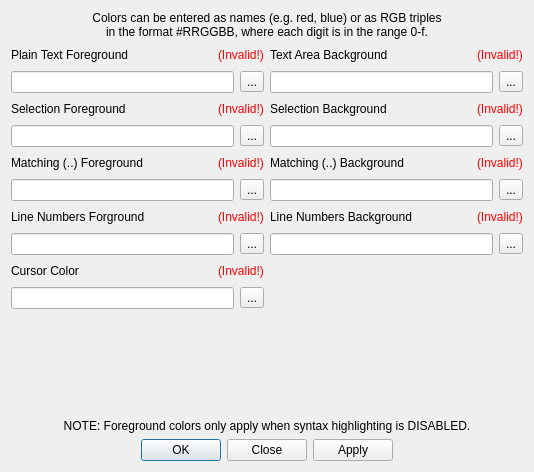
The window that src/DialogColors.ui (eteran/nedit-ng) describes before a commit, drawn with Qt 5.
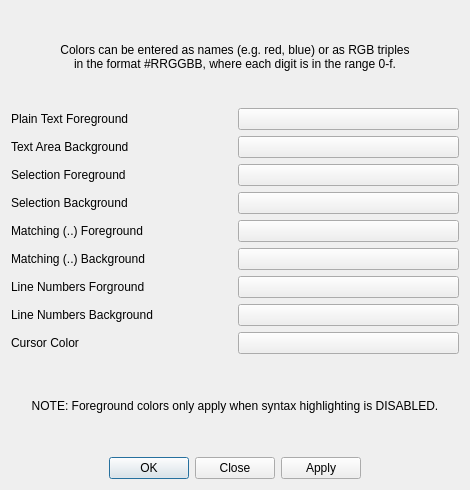
The same window after the commit.

Commit message: working on simplifying the color dialog, there is probably room for improvement. But this is far better than asking users to type in color names

Patch:
```diff
--- a/src/DialogColors.ui
+++ b/src/DialogColors.ui
@@ -6,14 +6,14 @@
    <rect>
     <x>0</x>
     <y>0</y>
-    <width>534</width>
-    <height>472</height>
+    <width>470</width>
+    <height>490</height>
    </rect>
   </property>
   <property name="windowTitle">
    <string>Colors</string>
   </property>
-  <layout class="QVBoxLayout" name="verticalLayout_3">
+  <layout class="QVBoxLayout" name="verticalLayout">
    <item>
     <widget class="QLabel" name="label">
      <property name="text">
@@ -26,778 +26,128 @@
     </widget>
    </item>
    <item>
-    <layout class="QHBoxLayout" name="horizontalLayout_19">
+    <layout class="QHBoxLayout" name="horizontalLayout">
      <item>
-      <layout class="QVBoxLayout" name="verticalLayout_2">
-       <item>
-        <layout class="QHBoxLayout" name="horizontalLayout">
-         <item>
-          <widget class="QLabel" name="label_3">
-           <property name="text">
-            <string>Plain Text Foreground</string>
-           </property>
-          </widget>
-         </item>
-         <item>
-          <spacer name="horizontalSpacer">
-           <property name="orientation">
-            <enum>Qt::Horizontal</enum>
-           </property>
-           <property name="sizeHint" stdset="0">
-            <size>
-             <width>40</width>
-             <height>20</height>
-            </size>
-           </property>
-          </spacer>
-         </item>
-         <item>
-          <widget class="QLabel" name="labelErrorFG">
-           <property name="palette">
-            <palette>
-             <active>
-              <colorrole role="WindowText">
-               <brush brushstyle="SolidPattern">
-                <color alpha="255">
-                 <red>255</red>
-                 <green>0</green>
-                 <blue>0</blue>
-                </color>
-               </brush>
-              </colorrole>
-             </active>
-             <inactive>
-              <colorrole role="WindowText">
-               <brush brushstyle="SolidPattern">
-                <color alpha="255">
-                 <red>255</red>
-                 <green>0</green>
-                 <blue>0</blue>
-                </color>
-               </brush>
-              </colorrole>
-             </inactive>
-             <disabled>
-              <colorrole role="WindowText">
-               <brush brushstyle="SolidPattern">
-                <color alpha="255">
-                 <red>165</red>
-                 <green>167</green>
-                 <blue>169</blue>
-                </color>
-               </brush>
-              </colorrole>
-             </disabled>
-            </palette>
-           </property>
-           <property name="text">
-            <string>(Invalid!)</string>
-           </property>
-          </widget>
-         </item>
-        </layout>
-       </item>
-       <item>
-        <layout class="QHBoxLayout" name="horizontalLayout_9">
-         <item>
-          <widget class="QLineEdit" name="editFG"/>
-         </item>
-         <item>
-          <widget class="QToolButton" name="buttonFG">
-           <property name="text">
-            <string>...</string>
-           </property>
-          </widget>
-         </item>
-        </layout>
-       </item>
-       <item>
-        <layout class="QHBoxLayout" name="horizontalLayout_2">
-         <item>
-          <widget class="QLabel" name="label_4">
-           <property name="text">
-            <string>Selection Foreground</string>
-           </property>
-          </widget>
-         </item>
-         <item>
-          <spacer name="horizontalSpacer_2">
-           <property name="orientation">
-            <enum>Qt::Horizontal</enum>
-           </property>
-           <property name="sizeHint" stdset="0">
-            <size>
-             <width>40</width>
-             <height>20</height>
-            </size>
-           </property>
-          </spacer>
-         </item>
-         <item>
-          <widget class="QLabel" name="labelErrorSelectionFG">
-           <property name="palette">
-            <palette>
-             <active>
-              <colorrole role="WindowText">
-               <brush brushstyle="SolidPattern">
-                <color alpha="255">
-                 <red>255</red>
-                 <green>0</green>
-                 <blue>0</blue>
-                </color>
-               </brush>
-              </colorrole>
-             </active>
-             <inactive>
-              <colorrole role="WindowText">
-               <brush brushstyle="SolidPattern">
-                <color alpha="255">
-                 <red>255</red>
-                 <green>0</green>
-                 <blue>0</blue>
-                </color>
-               </brush>
-              </colorrole>
-             </inactive>
-             <disabled>
-              <colorrole role="WindowText">
-               <brush brushstyle="SolidPattern">
-                <color alpha="255">
-                 <red>165</red>
-                 <green>167</green>
-                 <blue>169</blue>
-                </color>
-               </brush>
-              </colorrole>
-             </disabled>
-            </palette>
-           </property>
-           <property name="text">
-            <string>(Invalid!)</string>
-           </property>
-          </widget>
-         </item>
-        </layout>
-       </item>
-       <item>
-        <layout class="QHBoxLayout" name="horizontalLayout_10">
-         <item>
-          <widget class="QLineEdit" name="editSelectionFG"/>
-         </item>
-         <item>
-          <widget class="QToolButton" name="buttonSelectionFG">
-           <property name="text">
-            <string>...</string>
-           </property>
-          </widget>
-         </item>
-        </layout>
-       </item>
-       <item>
-        <layout class="QHBoxLayout" name="horizontalLayout_18">
-         <item>
-          <widget class="QLabel" name="label_5">
-           <property name="text">
-            <string>Matching (..) Foreground</string>
-           </property>
-          </widget>
-         </item>
-         <item>
-          <spacer name="horizontalSpacer_3">
-           <property name="orientation">
-            <enum>Qt::Horizontal</enum>
-           </property>
-           <property name="sizeHint" stdset="0">
-            <size>
-             <width>40</width>
-             <height>20</height>
-            </size>
-           </property>
-          </spacer>
-         </item>
-         <item>
-          <widget class="QLabel" name="labelErrorMatchFG">
-           <property name="palette">
-            <palette>
-             <active>
-              <colorrole role="WindowText">
-               <brush brushstyle="SolidPattern">
-                <color alpha="255">
-                 <red>255</red>
-                 <green>0</green>
-                 <blue>0</blue>
-                </color>
-               </brush>
-              </colorrole>
-             </active>
-             <inactive>
-              <colorrole role="WindowText">
-               <brush brushstyle="SolidPattern">
-                <color alpha="255">
-                 <red>255</red>
-                 <green>0</green>
-                 <blue>0</blue>
-                </color>
-               </brush>
-              </colorrole>
-             </inactive>
-             <disabled>
-              <colorrole role="WindowText">
-               <brush brushstyle="SolidPattern">
-                <color alpha="255">
-                 <red>165</red>
-                 <green>167</green>
-                 <blue>169</blue>
-                </color>
-               </brush>
-              </colorrole>
-             </disabled>
-            </palette>
-           </property>
-           <property name="text">
-            <string>(Invalid!)</string>
-           </property>
-          </widget>
-         </item>
-        </layout>
-       </item>
-       <item>
-        <layout class="QHBoxLayout" name="horizontalLayout_11">
-         <item>
-          <widget class="QLineEdit" name="editMatchFG"/>
-         </item>
-         <item>
-          <widget class="QToolButton" name="buttonMatchFG">
-           <property name="text">
-            <string>...</string>
-           </property>
-          </widget>
-         </item>
-        </layout>
-       </item>
-       <item>
-        <layout class="QHBoxLayout" name="horizontalLayout_4">
-         <item>
-          <widget class="QLabel" name="label_6">
-           <property name="text">
-            <string>Line Numbers Forground</string>
-           </property>
-          </widget>
-         </item>
-         <item>
-          <spacer name="horizontalSpacer_4">
-           <property name="orientation">
-            <enum>Qt::Horizontal</enum>
-           </property>
-           <property name="sizeHint" stdset="0">
-            <size>
-             <width>40</width>
-             <height>20</height>
-            </size>
-           </property>
-          </spacer>
-         </item>
-         <item>
-          <widget class="QLabel" name="labelErrorLineNumbersFG">
-           <property name="palette">
-            <palette>
-             <active>
-              <colorrole role="WindowText">
-               <brush brushstyle="SolidPattern">
-                <color alpha="255">
-                 <red>255</red>
-                 <green>0</green>
-                 <blue>0</blue>
-                </color>
-               </brush>
-              </colorrole>
-             </active>
-             <inactive>
-              <colorrole role="WindowText">
-               <brush brushstyle="SolidPattern">
-                <color alpha="255">
-                 <red>255</red>
-                 <green>0</green>
-                 <blue>0</blue>
-                </color>
-               </brush>
-              </colorrole>
-             </inactive>
-             <disabled>
-              <colorrole role="WindowText">
-               <brush brushstyle="SolidPattern">
-                <color alpha="255">
-                 <red>165</red>
-                 <green>167</green>
-                 <blue>169</blue>
-                </color>
-               </brush>
-              </colorrole>
-             </disabled>
-            </palette>
-           </property>
-           <property name="text">
-            <string>(Invalid!)</string>
-           </property>
-          </widget>
-         </item>
-        </layout>
-       </item>
-       <item>
-        <layout class="QHBoxLayout" name="horizontalLayout_12">
-         <item>
-          <widget class="QLineEdit" name="editLineNumbersFG"/>
-         </item>
-         <item>
-          <widget class="QToolButton" name="buttonLineNumbersFG">
-           <property name="text">
-            <string>...</string>
-           </property>
-          </widget>
-         </item>
-        </layout>
-       </item>
-       <item>
-        <layout class="QHBoxLayout" name="horizontalLayout_8">
-         <item>
-          <widget class="QLabel" name="label_8">
-           <property name="text">
-            <string>Cursor Color</string>
-           </property>
-          </widget>
-         </item>
-         <item>
-          <spacer name="horizontalSpacer_5">
-           <property name="orientation">
-            <enum>Qt::Horizontal</enum>
-           </property>
-           <property name="sizeHint" stdset="0">
-            <size>
-             <width>40</width>
-             <height>20</height>
-            </size>
-           </property>
-          </spacer>
-         </item>
-         <item>
-          <widget class="QLabel" name="labelErrorCursor">
-           <property name="palette">
-            <palette>
-             <active>
-              <colorrole role="WindowText">
-               <brush brushstyle="SolidPattern">
-                <color alpha="255">
-                 <red>255</red>
-                 <green>0</green>
-                 <blue>0</blue>
-                </color>
-               </brush>
-              </colorrole>
-             </active>
-             <inactive>
-              <colorrole role="WindowText">
-               <brush brushstyle="SolidPattern">
-                <color alpha="255">
-                 <red>255</red>
-                 <green>0</green>
-                 <blue>0</blue>
-                </color>
-               </brush>
-              </colorrole>
-             </inactive>
-             <disabled>
-              <colorrole role="WindowText">
-               <brush brushstyle="SolidPattern">
-                <color alpha="255">
-                 <red>165</red>
-                 <green>167</green>
-                 <blue>169</blue>
-                </color>
-               </brush>
-              </colorrole>
-             </disabled>
-            </palette>
-           </property>
-           <property name="text">
-            <string>(Invalid!)</string>
-           </property>
-          </widget>
-         </item>
-        </layout>
-       </item>
-       <item>
-        <layout class="QHBoxLayout" name="horizontalLayout_13">
-         <item>
-          <widget class="QLineEdit" name="editCursor"/>
-         </item>
-         <item>
-          <widget class="QToolButton" name="buttonCursor">
-           <property name="text">
-            <string>...</string>
-           </property>
-          </widget>
-         </item>
-        </layout>
-       </item>
-       <item>
-        <spacer name="verticalSpacer_2">
-         <property name="orientation">
-          <enum>Qt::Vertical</enum>
-         </property>
-         <property name="sizeHint" stdset="0">
-          <size>
-           <width>20</width>
-           <height>40</height>
-          </size>
-         </property>
-        </spacer>
-       </item>
-      </layout>
+      <widget class="QLabel" name="label_3">
+       <property name="text">
+        <string>Plain Text Foreground</string>
+       </property>
+      </widget>
      </item>
      <item>
-      <layout class="QVBoxLayout" name="verticalLayout">
-       <item>
-        <layout class="QHBoxLayout" name="horizontalLayout_5">
-         <item>
-          <widget class="QLabel" name="label_9">
-           <property name="text">
-            <string>Text Area Background</string>
-           </property>
-          </widget>
-         </item>
-         <item>
-          <spacer name="horizontalSpacer_8">
-           <property name="orientation">
-            <enum>Qt::Horizontal</enum>
-           </property>
-           <property name="sizeHint" stdset="0">
-            <size>
-             <width>40</width>
-             <height>20</height>
-            </size>
-           </property>
-          </spacer>
-         </item>
-         <item>
-          <widget class="QLabel" name="labelErrorBG">
-           <property name="palette">
-            <palette>
-             <active>
-              <colorrole role="WindowText">
-               <brush brushstyle="SolidPattern">
-                <color alpha="255">
-                 <red>255</red>
-                 <green>0</green>
-                 <blue>0</blue>
-                </color>
-               </brush>
-              </colorrole>
-             </active>
-             <inactive>
-              <colorrole role="WindowText">
-               <brush brushstyle="SolidPattern">
-                <color alpha="255">
-                 <red>255</red>
-                 <green>0</green>
-                 <blue>0</blue>
-                </color>
-               </brush>
-              </colorrole>
-             </inactive>
-             <disabled>
-              <colorrole role="WindowText">
-               <brush brushstyle="SolidPattern">
-                <color alpha="255">
-                 <red>165</red>
-                 <green>167</green>
-                 <blue>169</blue>
-                </color>
-               </brush>
-              </colorrole>
-             </disabled>
-            </palette>
-           </property>
-           <property name="text">
-            <string>(Invalid!)</string>
-           </property>
-          </widget>
-         </item>
-        </layout>
-       </item>
-       <item>
-        <layout class="QHBoxLayout" name="horizontalLayout_16">
-         <item>
-          <widget class="QLineEdit" name="editBG"/>
-         </item>
-         <item>
-          <widget class="QToolButton" name="buttonBG">
-           <property name="text">
-            <string>...</string>
-           </property>
-          </widget>
-         </item>
-        </layout>
-       </item>
-       <item>
-        <layout class="QHBoxLayout" name="horizontalLayout_6">
-         <item>
-          <widget class="QLabel" name="label_10">
-           <property name="text">
-            <string>Selection Background</string>
-           </property>
-          </widget>
-         </item>
-         <item>
-          <spacer name="horizontalSpacer_7">
-           <property name="orientation">
-            <enum>Qt::Horizontal</enum>
-           </property>
-           <property name="sizeHint" stdset="0">
-            <size>
-             <width>40</width>
-             <height>20</height>
-            </size>
-           </property>
-          </spacer>
-         </item>
-         <item>
-          <widget class="QLabel" name="labelErrorSelectionBG">
-           <property name="palette">
-            <palette>
-             <active>
-              <colorrole role="WindowText">
-               <brush brushstyle="SolidPattern">
-                <color alpha="255">
-                 <red>255</red>
-                 <green>0</green>
-                 <blue>0</blue>
-                </color>
-               </brush>
-              </colorrole>
-             </active>
-             <inactive>
-              <colorrole role="WindowText">
-               <brush brushstyle="SolidPattern">
-                <color alpha="255">
-                 <red>255</red>
-                 <green>0</green>
-                 <blue>0</blue>
-                </color>
-               </brush>
-              </colorrole>
-             </inactive>
-             <disabled>
-              <colorrole role="WindowText">
-               <brush brushstyle="SolidPattern">
-                <color alpha="255">
-                 <red>165</red>
-                 <green>167</green>
-                 <blue>169</blue>
-                </color>
-               </brush>
-              </colorrole>
-             </disabled>
-            </palette>
-           </property>
-           <property name="text">
-            <string>(Invalid!)</string>
-           </property>
-          </widget>
-         </item>
-        </layout>
-       </item>
-       <item>
-        <layout class="QHBoxLayout" name="horizontalLayout_15">
-         <item>
-          <widget class="QLineEdit" name="editSelectionBG"/>
-         </item>
-         <item>
-          <widget class="QToolButton" name="buttonSelectionBG">
-           <property name="text">
-            <string>...</string>
-           </property>
-          </widget>
-         </item>
-        </layout>
-       </item>
-       <item>
-        <layout class="QHBoxLayout" name="horizontalLayout_7">
-         <item>
-          <widget class="QLabel" name="label_7">
-           <property name="text">
-            <string>Matching (..) Background</string>
-           </property>
-          </widget>
-         </item>
-         <item>
-          <spacer name="horizontalSpacer_6">
-           <property name="orientation">
-            <enum>Qt::Horizontal</enum>
-           </property>
-           <property name="sizeHint" stdset="0">
-            <size>
-             <width>40</width>
-             <height>20</height>
-            </size>
-           </property>
-          </spacer>
-         </item>
-         <item>
-          <widget class="QLabel" name="labelErrorMatchBG">
-           <property name="palette">
-            <palette>
-             <active>
-              <colorrole role="WindowText">
-               <brush brushstyle="SolidPattern">
-                <color alpha="255">
-                 <red>255</red>
-                 <green>0</green>
-                 <blue>0</blue>
-                </color>
-               </brush>
-              </colorrole>
-             </active>
-             <inactive>
-              <colorrole role="WindowText">
-               <brush brushstyle="SolidPattern">
-                <color alpha="255">
-                 <red>255</red>
-                 <green>0</green>
-                 <blue>0</blue>
-                </color>
-               </brush>
-              </colorrole>
-             </inactive>
-             <disabled>
-              <colorrole role="WindowText">
-               <brush brushstyle="SolidPattern">
-                <color alpha="255">
-                 <red>165</red>
-                 <green>167</green>
-                 <blue>169</blue>
-                </color>
-               </brush>
-              </colorrole>
-             </disabled>
-            </palette>
-           </property>
-           <property name="text">
-            <string>(Invalid!)</string>
-           </property>
-          </widget>
-         </item>
-        </layout>
-       </item>
-       <item>
-        <layout class="QHBoxLayout" name="horizontalLayout_3">
-         <item>
-          <widget class="QLineEdit" name="editMatchBG"/>
-         </item>
-         <item>
-          <widget class="QToolButton" name="buttonMatchBG">
-           <property name="text">
-            <string>...</string>
-           </property>
-          </widget>
-         </item>
-        </layout>
-       </item>
-       <item>
-        <layout class="QHBoxLayout" name="horizontalLayout_17">
-         <item>
-          <widget class="QLabel" name="label_11">
-           <property name="text">
-            <string>Line Numbers Background</string>
-           </property>
-          </widget>
-         </item>
-         <item>
-          <spacer name="horizontalSpacer_9">
-           <property name="orientation">
-            <enum>Qt::Horizontal</enum>
-           </property>
-           <property name="sizeHint" stdset="0">
-            <size>
-             <width>40</width>
-             <height>20</height>
-            </size>
-           </property>
-          </spacer>
-         </item>
-         <item>
-          <widget class="QLabel" name="labelErrorLineNumbersBG">
-           <property name="palette">
-            <palette>
-             <active>
-              <colorrole role="WindowText">
-               <brush brushstyle="SolidPattern">
-                <color alpha="255">
-                 <red>255</red>
-                 <green>0</green>
-                 <blue>0</blue>
-                </color>
-               </brush>
-              </colorrole>
-             </active>
-             <inactive>
-              <colorrole role="WindowText">
-               <brush brushstyle="SolidPattern">
-                <color alpha="255">
-                 <red>255</red>
-                 <green>0</green>
-                 <blue>0</blue>
-                </color>
-               </brush>
-              </colorrole>
-             </inactive>
-             <disabled>
-              <colorrole role="WindowText">
-               <brush brushstyle="SolidPattern">
-                <color alpha="255">
-                 <red>165</red>
-                 <green>167</green>
-                 <blue>169</blue>
-                </color>
-               </brush>
-              </colorrole>
-             </disabled>
-            </palette>
-           </property>
-           <property name="text">
-            <string>(Invalid!)</string>
-           </property>
-          </widget>
-         </item>
-        </layout>
-       </item>
-       <item>
-        <layout class="QHBoxLayout" name="horizontalLayout_14">
-         <item>
-          <widget class="QLineEdit" name="editLineNumbersBG"/>
-         </item>
-         <item>
-          <widget class="QToolButton" name="buttonLineNumbersBG">
-           <property name="text">
-            <string>...</string>
-           </property>
-          </widget>
-         </item>
-        </layout>
-       </item>
-       <item>
-        <spacer name="verticalSpacer">
-         <property name="orientation">
-          <enum>Qt::Vertical</enum>
-         </property>
-         <property name="sizeHint" stdset="0">
-          <size>
-           <width>20</width>
-           <height>40</height>
-          </size>
-         </property>
-        </spacer>
-       </item>
-      </layout>
+      <widget class="QPushButton" name="pushButtonFG"/>
+     </item>
+    </layout>
+   </item>
+   <item>
+    <layout class="QHBoxLayout" name="horizontalLayout_2">
+     <item>
+      <widget class="QLabel" name="label_9">
+       <property name="text">
+        <string>Text Area Background</string>
+       </property>
+      </widget>
+     </item>
+     <item>
+      <widget class="QPushButton" name="pushButtonBG"/>
+     </item>
+    </layout>
+   </item>
+   <item>
+    <layout class="QHBoxLayout" name="horizontalLayout_3">
+     <item>
+      <widget class="QLabel" name="label_4">
+       <property name="text">
+        <string>Selection Foreground</string>
+       </property>
+      </widget>
+     </item>
+     <item>
+      <widget class="QPushButton" name="pushButtonSelectionFG"/>
+     </item>
+    </layout>
+   </item>
+   <item>
+    <layout class="QHBoxLayout" name="horizontalLayout_4">
+     <item>
+      <widget class="QLabel" name="label_10">
+       <property name="text">
+        <string>Selection Background</string>
+       </property>
+      </widget>
+     </item>
+     <item>
+      <widget class="QPushButton" name="pushButtonSelectionBG"/>
+     </item>
+    </layout>
+   </item>
+   <item>
+    <layout class="QHBoxLayout" name="horizontalLayout_5">
+     <item>
+      <widget class="QLabel" name="label_5">
+       <property name="text">
+        <string>Matching (..) Foreground</string>
+       </property>
+      </widget>
+     </item>
+     <item>
+      <widget class="QPushButton" name="pushButtonMatchFG"/>
+     </item>
+    </layout>
+   </item>
+   <item>
+    <layout class="QHBoxLayout" name="horizontalLayout_6">
+     <item>
+      <widget class="QLabel" name="label_7">
+       <property name="text">
+        <string>Matching (..) Background</string>
+       </property>
+      </widget>
+     </item>
+     <item>
+      <widget class="QPushButton" name="pushButtonMatchBG"/>
+     </item>
+    </layout>
+   </item>
+   <item>
+    <layout class="QHBoxLayout" name="horizontalLayout_7">
+     <item>
+      <widget class="QLabel" name="label_6">
+       <property name="text">
+        <string>Line Numbers Forground</string>
+       </property>
+      </widget>
+     </item>
+     <item>
+      <widget class="QPushButton" name="pushButtonLineNumbersFG"/>
+     </item>
+    </layout>
+   </item>
+   <item>
+    <layout class="QHBoxLayout" name="horizontalLayout_8">
+     <item>
+      <widget class="QLabel" name="label_11">
+       <property name="text">
+        <string>Line Numbers Background</string>
+       </property>
+      </widget>
+     </item>
+     <item>
+      <widget class="QPushButton" name="pushButtonLineNumbersBG"/>
+     </item>
+    </layout>
+   </item>
+   <item>
+    <layout class="QHBoxLayout" name="horizontalLayout_9">
+     <item>
+      <widget class="QLabel" name="label_8">
+       <property name="text">
+        <string>Cursor Color</string>
+       </property>
+      </widget>
+     </item>
+     <item>
+      <widget class="QPushButton" name="pushButtonCursor"/>
      </item>
     </layout>
    </item>
```
Left out of the diff: 16 changed lines with no effect on the pictures. The commit also changes 2 other files.
